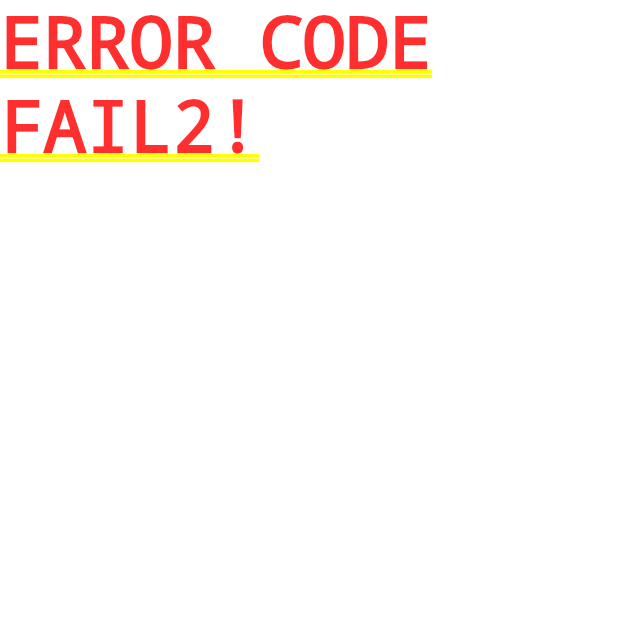
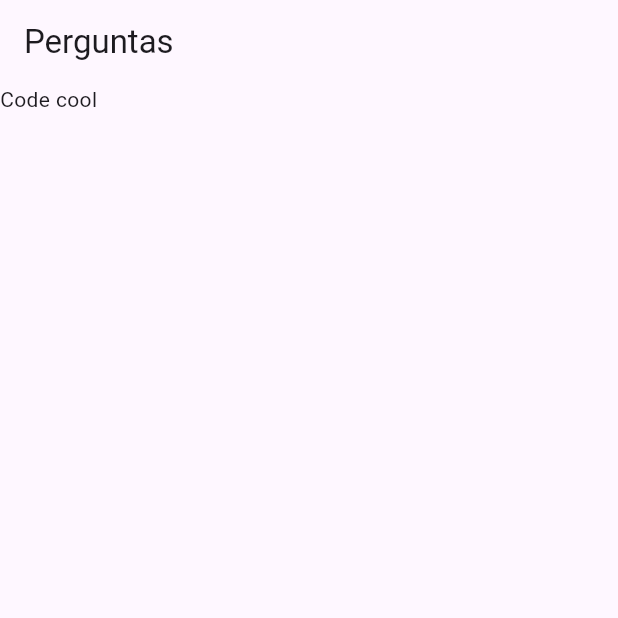
Before and after one commit to n0cturn0/dart-udemy, a Flutter app: the screen it shows after launch, on a phone screen of 412 x 824 dp, the top half of it. Run offline on Flutter 3.47's test engine with Material 3 defaults, Android fonts, the phone set to English and light mode, and no system bars.

Commit message:
Adicionado AppBar

```diff
--- a/lib/main.dart
+++ b/lib/main.dart
@@ -2,10 +2,16 @@ import 'package:flutter/material.dart';
 
 main() => runApp(PerguntaApp());
 
+@override
 class PerguntaApp extends StatelessWidget {
   Widget build(BuildContext contex) {
     return MaterialApp(
-      home: Text('ERROR CODE FAIL2!'),
+      home: Scaffold(
+        appBar: AppBar(
+          title: Text('Perguntas'),
+        ),
+        body: Text('Code cool'),
+      ),
     );
   }
 }
```
